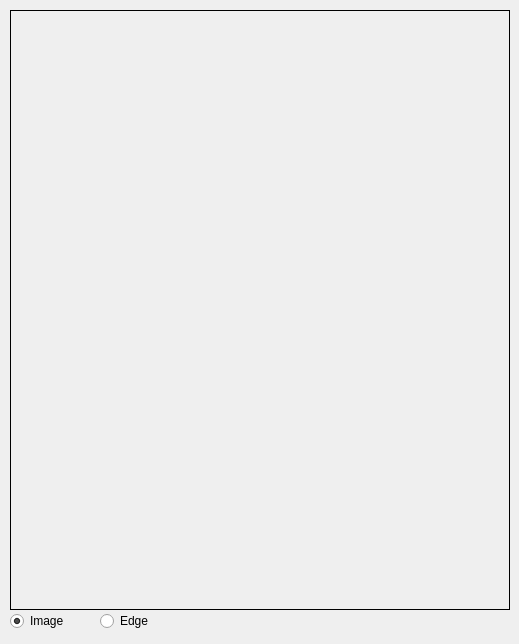
Qt form interfaces/camera/mainwindow.ui (ArefMq/SoccerBallDetection) before a commit.
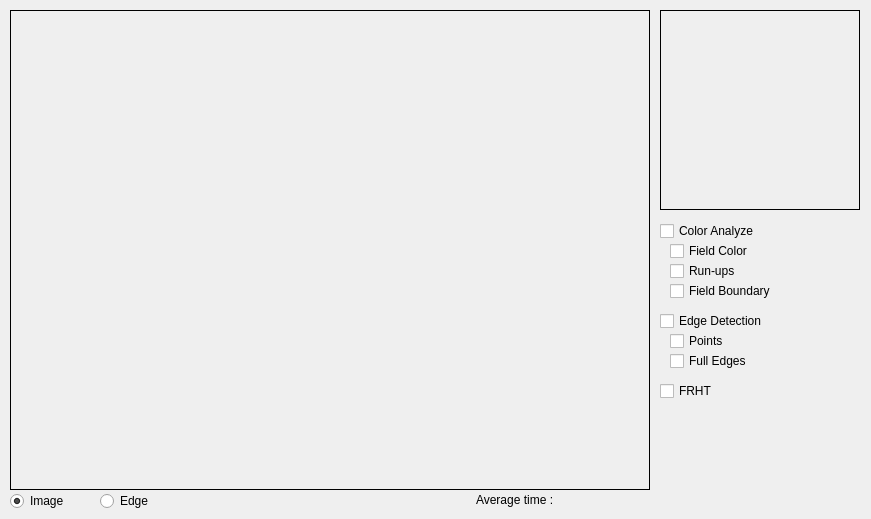
The same form after that commit.

```diff
--- a/interfaces/camera/mainwindow.ui
+++ b/interfaces/camera/mainwindow.ui
@@ -6,8 +6,8 @@
    <rect>
     <x>0</x>
     <y>0</y>
-    <width>519</width>
-    <height>644</height>
+    <width>871</width>
+    <height>519</height>
    </rect>
   </property>
   <property name="windowTitle">
@@ -19,8 +19,8 @@
      <rect>
       <x>10</x>
       <y>10</y>
-      <width>500</width>
-      <height>600</height>
+      <width>640</width>
+      <height>480</height>
      </rect>
     </property>
     <property name="frameShape">
@@ -34,7 +34,7 @@
     <property name="geometry">
      <rect>
       <x>10</x>
-      <y>610</y>
+      <y>490</y>
       <width>81</width>
       <height>22</height>
      </rect>
@@ -50,7 +50,7 @@
     <property name="geometry">
      <rect>
       <x>100</x>
-      <y>610</y>
+      <y>490</y>
       <width>71</width>
       <height>22</height>
      </rect>
@@ -59,6 +59,139 @@
      <string>Edge</string>
     </property>
    </widget>
+   <widget class="QLabel" name="hist_monitor">
+    <property name="geometry">
+     <rect>
+      <x>660</x>
+      <y>10</y>
+      <width>200</width>
+      <height>200</height>
+     </rect>
+    </property>
+    <property name="frameShape">
+     <enum>QFrame::Box</enum>
+    </property>
+    <property name="text">
+     <string/>
+    </property>
+   </widget>
+   <widget class="QCheckBox" name="chk_ca_fieldColor">
+    <property name="geometry">
+     <rect>
+      <x>670</x>
+      <y>240</y>
+      <width>171</width>
+      <height>22</height>
+     </rect>
+    </property>
+    <property name="text">
+     <string>Field Color</string>
+    </property>
+   </widget>
+   <widget class="QCheckBox" name="chk_ca_runups">
+    <property name="geometry">
+     <rect>
+      <x>670</x>
+      <y>260</y>
+      <width>171</width>
+      <height>22</height>
+     </rect>
+    </property>
+    <property name="text">
+     <string>Run-ups</string>
+    </property>
+   </widget>
+   <widget class="QCheckBox" name="chk_ca_fieldbndry">
+    <property name="geometry">
+     <rect>
+      <x>670</x>
+      <y>280</y>
+      <width>171</width>
+      <height>22</height>
+     </rect>
+    </property>
+    <property name="text">
+     <string>Field Boundary</string>
+    </property>
+   </widget>
+   <widget class="QCheckBox" name="chk_ca">
+    <property name="geometry">
+     <rect>
+      <x>660</x>
+      <y>220</y>
+      <width>171</width>
+      <height>22</height>
+     </rect>
+    </property>
+    <property name="text">
+     <string>Color Analyze</string>
+    </property>
+   </widget>
+   <widget class="QCheckBox" name="chk_edg">
+    <property name="geometry">
+     <rect>
+      <x>660</x>
+      <y>310</y>
+      <width>171</width>
+      <height>22</height>
+     </rect>
+    </property>
+    <property name="text">
+     <string>Edge Detection</string>
+    </property>
+   </widget>
+   <widget class="QCheckBox" name="chk_frht">
+    <property name="geometry">
+     <rect>
+      <x>660</x>
+      <y>380</y>
+      <width>171</width>
+      <height>22</height>
+     </rect>
+    </property>
+    <property name="text">
+     <string>FRHT</string>
+    </property>
+   </widget>
+   <widget class="QCheckBox" name="chk_edg_full">
+    <property name="geometry">
+     <rect>
+      <x>670</x>
+      <y>350</y>
+      <width>171</width>
+      <height>22</height>
+     </rect>
+    </property>
+    <property name="text">
+     <string>Full Edges</string>
+    </property>
+   </widget>
+   <widget class="QCheckBox" name="chk_edg_pnts">
+    <property name="geometry">
+     <rect>
+      <x>670</x>
+      <y>330</y>
+      <width>171</width>
+      <height>22</height>
+     </rect>
+    </property>
+    <property name="text">
+     <string>Points</string>
+    </property>
+   </widget>
+   <widget class="QLabel" name="cycletime">
+    <property name="geometry">
+     <rect>
+      <x>476</x>
+      <y>490</y>
+      <width>171</width>
+      <height>20</height>
+     </rect>
+    </property>
+    <property name="text">
+     <string>Average time : </string>
+    </property>
+   </widget>
   </widget>
  </widget>
  <layoutdefault spacing="6" margin="11"/>
```
